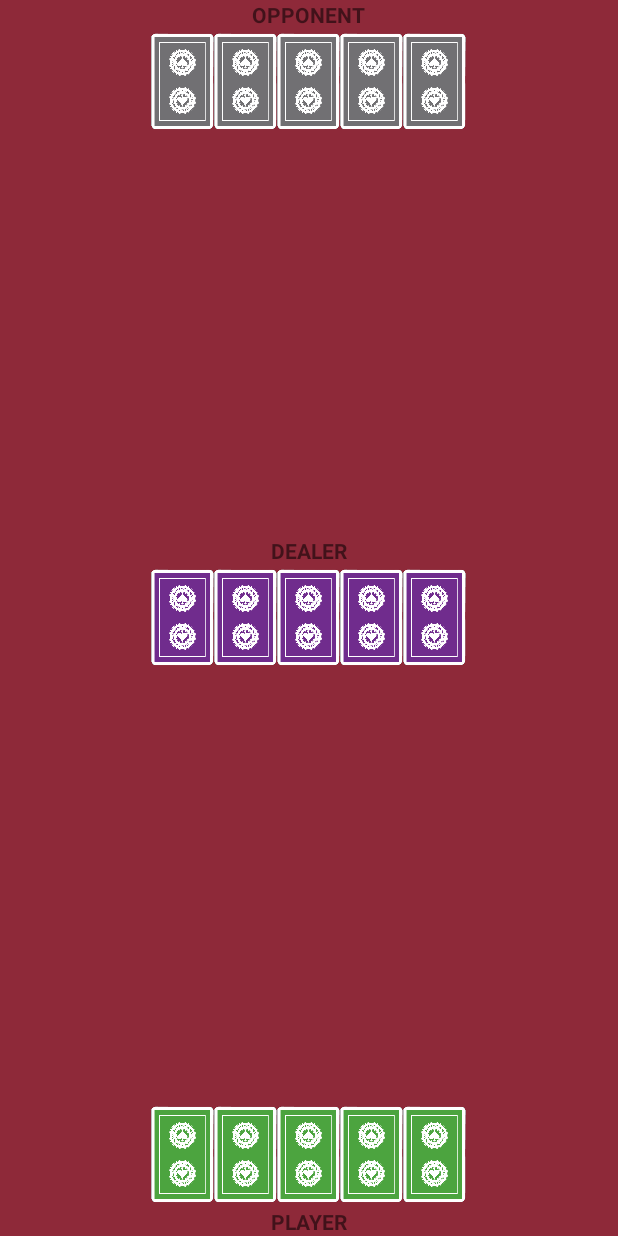
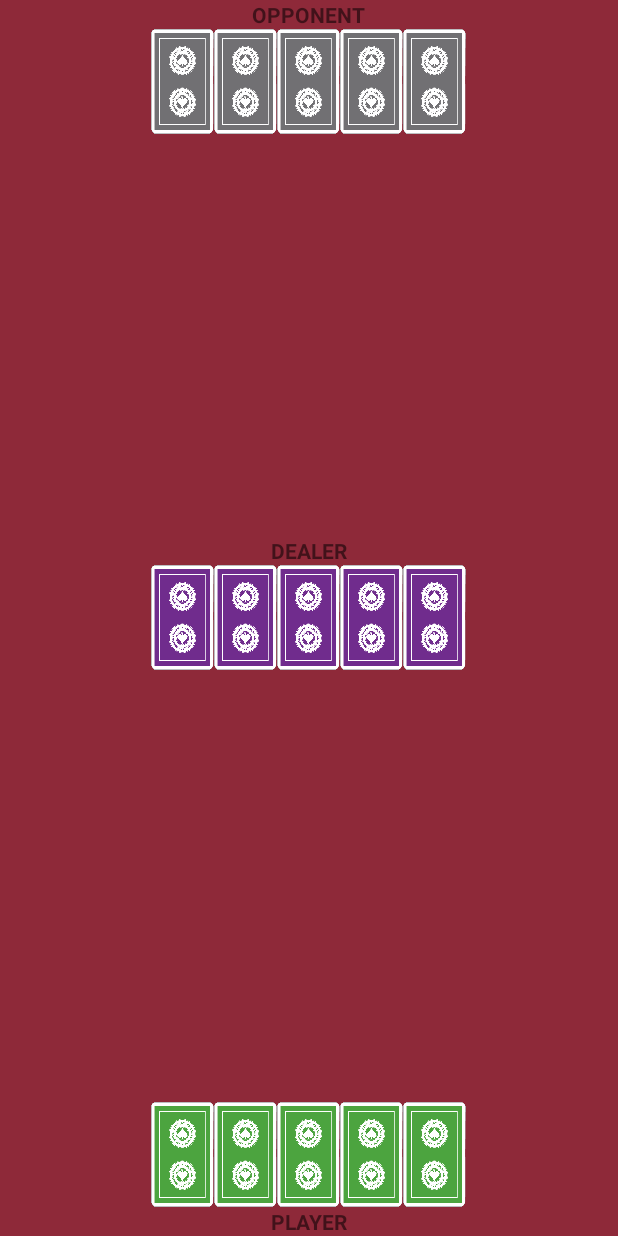
Before and after one commit to Bres1990/CrimeDataApp, an Android app: the layout poker_view.xml on its own in the app's theme, with its tools: preview values and no code run, on a phone screen of 412 x 824 dp. Run offline under Robolectric (Android 15) with nearby library versions, the phone set to English and light mode, and no system bars.

Commit message:
Fixed cards visibility

```diff
--- a/app/src/main/res/layout/poker_view.xml
+++ b/app/src/main/res/layout/poker_view.xml
@@ -9,7 +9,7 @@
         android:id="@+id/hand_card_1"
         android:layout_width="42dp"
         android:layout_height="70dp"
-        app:srcCompat="@drawable/green_back"
+        android:background="@drawable/green_back"
         android:layout_above="@id/player_name"
         android:layout_centerHorizontal="true"
         android:layout_toStartOf="@id/hand_card_2"/>
@@ -18,7 +18,7 @@
         android:id="@+id/hand_card_2"
         android:layout_width="42dp"
         android:layout_height="70dp"
-        app:srcCompat="@drawable/green_back"
+        android:background="@drawable/green_back"
         android:layout_above="@id/player_name"
         android:layout_centerHorizontal="true"
         android:layout_toStartOf="@id/hand_card_3"/>
@@ -27,7 +27,7 @@
         android:id="@+id/hand_card_3"
         android:layout_width="42dp"
         android:layout_height="70dp"
-        app:srcCompat="@drawable/green_back"
+        android:background="@drawable/green_back"
         android:layout_above="@id/player_name"
         android:layout_centerHorizontal="true"/>
 
@@ -35,7 +35,7 @@
         android:id="@+id/hand_card_4"
         android:layout_width="42dp"
         android:layout_height="70dp"
-        app:srcCompat="@drawable/green_back"
+        android:background="@drawable/green_back"
         android:layout_above="@id/player_name"
         android:layout_centerHorizontal="true"
         android:layout_toEndOf="@id/hand_card_3"/>
@@ -44,7 +44,7 @@
         android:id="@+id/hand_card_5"
         android:layout_width="42dp"
         android:layout_height="70dp"
-        app:srcCompat="@drawable/green_back"
+        android:background="@drawable/green_back"
         android:layout_above="@id/player_name"
         android:layout_centerHorizontal="true"
         android:layout_toEndOf="@id/hand_card_4"/>
@@ -67,13 +67,11 @@
         android:textStyle="bold"
         android:layout_centerHorizontal="true"/>
 
-
-
     <ImageView
         android:id="@+id/rival_card_1"
         android:layout_width="42dp"
         android:layout_height="70dp"
-        app:srcCompat="@drawable/gray_back"
+        android:background="@drawable/gray_back"
         android:layout_below="@id/opponent_name"
         android:layout_centerHorizontal="true"
         android:layout_toStartOf="@id/rival_card_2"/>
@@ -82,7 +80,7 @@
         android:id="@+id/rival_card_2"
         android:layout_width="42dp"
         android:layout_height="70dp"
-        app:srcCompat="@drawable/gray_back"
+        android:background="@drawable/gray_back"
         android:layout_below="@id/opponent_name"
         android:layout_centerHorizontal="true"
         android:layout_toStartOf="@id/rival_card_3"/>
@@ -91,7 +89,7 @@
         android:id="@+id/rival_card_3"
         android:layout_width="42dp"
         android:layout_height="70dp"
-        app:srcCompat="@drawable/gray_back"
+        android:background="@drawable/gray_back"
         android:layout_below="@id/opponent_name"
         android:layout_centerHorizontal="true"/>
 
@@ -99,7 +97,7 @@
         android:id="@+id/rival_card_4"
         android:layout_width="42dp"
         android:layout_height="70dp"
-        app:srcCompat="@drawable/gray_back"
+        android:background="@drawable/gray_back"
         android:layout_below="@id/opponent_name"
         android:layout_centerHorizontal="true"
         android:layout_toEndOf="@id/rival_card_3"/>
@@ -108,7 +106,7 @@
         android:id="@+id/rival_card_5"
         android:layout_width="42dp"
         android:layout_height="70dp"
-        app:srcCompat="@drawable/gray_back"
+        android:background="@drawable/gray_back"
         android:layout_below="@id/opponent_name"
         android:layout_centerHorizontal="true"
         android:layout_toEndOf="@id/rival_card_4"/>
@@ -127,7 +125,7 @@
         android:id="@+id/dealer_card_1"
         android:layout_width="42dp"
         android:layout_height="70dp"
-        app:srcCompat="@drawable/purple_back"
+        android:background="@drawable/purple_back"
         android:layout_centerHorizontal="true"
         android:layout_centerVertical="true"
         android:layout_toStartOf="@id/hand_card_2"/>
@@ -136,7 +134,7 @@
         android:id="@+id/dealer_card_2"
         android:layout_width="42dp"
         android:layout_height="70dp"
-        app:srcCompat="@drawable/purple_back"
+        android:background="@drawable/purple_back"
         android:layout_centerHorizontal="true"
         android:layout_centerVertical="true"
         android:layout_toStartOf="@id/hand_card_3"/>
@@ -145,7 +143,7 @@
         android:id="@+id/dealer_card_3"
         android:layout_width="42dp"
         android:layout_height="70dp"
-        app:srcCompat="@drawable/purple_back"
+        android:background="@drawable/purple_back"
         android:layout_centerHorizontal="true"
         android:layout_centerVertical="true"/>
 
@@ -153,7 +151,7 @@
         android:id="@+id/dealer_card_4"
         android:layout_width="42dp"
         android:layout_height="70dp"
-        app:srcCompat="@drawable/purple_back"
+        android:background="@drawable/purple_back"
         android:layout_centerHorizontal="true"
         android:layout_centerVertical="true"
         android:layout_toEndOf="@id/hand_card_3"/>
@@ -162,7 +160,7 @@
         android:id="@+id/dealer_card_5"
         android:layout_width="42dp"
         android:layout_height="70dp"
-        app:srcCompat="@drawable/purple_back"
+        android:background="@drawable/purple_back"
         android:layout_centerHorizontal="true"
         android:layout_centerVertical="true"
         android:layout_toEndOf="@id/dealer_card_4"/>
```
